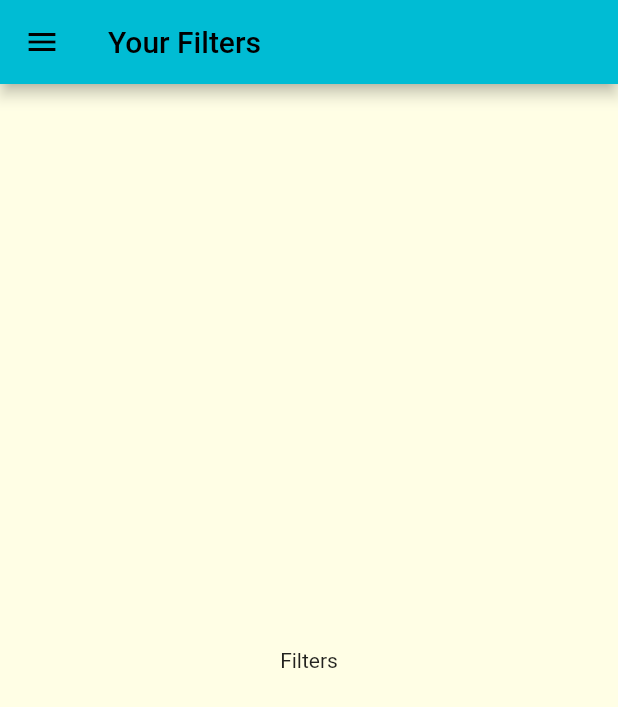
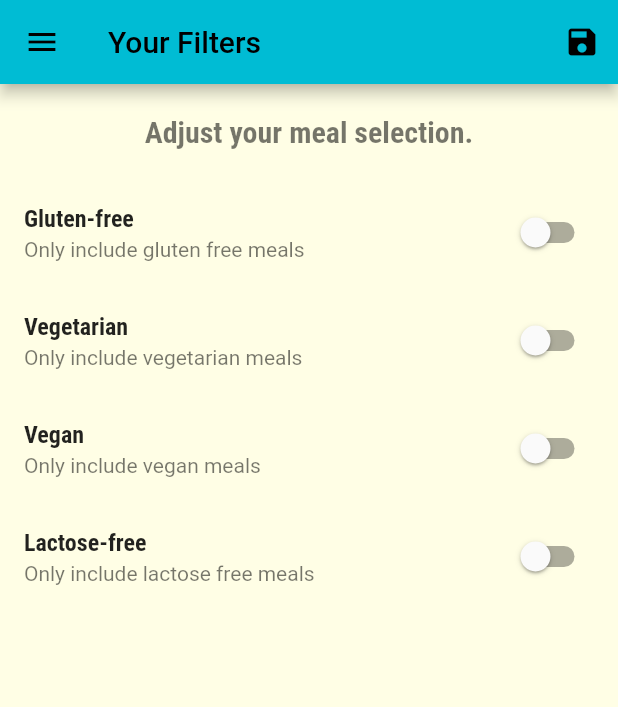
Before and after one commit to stefann19/meals_app, a Flutter app: the FiltersPage screen opened by its route, on a phone screen of 412 x 824 dp. Shown: the top 707 px of the screen. Run offline on Flutter 3.47's test engine with Material 2 defaults, Android fonts, the phone set to English and light mode, and no system bars; missing offline and left inert: dart:html; network calls fail.

Commit message:
Video 180. Done.

```diff
--- a/lib/main.dart
+++ b/lib/main.dart
@@ -1,16 +1,44 @@
 import 'package:flutter/cupertino.dart';
 import 'package:flutter/material.dart';
-import 'package:max_guides/pages/categories_page.dart';
+import 'package:max_guides/models/dummy_data.dart';
 import 'package:max_guides/pages/category_meals_page.dart';
 import 'package:max_guides/pages/filters_page.dart';
 import 'package:max_guides/pages/meal_detail_page.dart';
 import 'package:max_guides/pages/tabs_page.dart';
 
-void main() =>runApp(const MyApp());
+import 'models/meal.dart';
 
+void main() => runApp(const MyApp());
 
-class MyApp extends StatelessWidget {
+class MyApp extends StatefulWidget {
   const MyApp({Key? key}) : super(key: key);
+
+  @override
+  State<MyApp> createState() => _MyAppState();
+}
+
+class _MyAppState extends State<MyApp> {
+  Map<String, bool> _filters = {
+    'gluten': false,
+    'lactose': false,
+    'vegan': false,
+    'vegetarian': false
+  };
+  List<Meal> availableMeals = DUMMY_MEALS;
+
+  void setFilters(Map<String, bool> filters) {
+    setState(() {
+      _filters = filters;
+      availableMeals = DUMMY_MEALS.where((meal) {
+        if(_filters['gluten'] == true && ! meal.isGlutenFree)return false;
+        if(_filters['lactose'] == true && !meal.isLactoseFree)return false;
+        if(_filters['vegan'] == true && !meal.isVegan)return false;
+        if(_filters['vegetarian'] == true && !meal.isVegetarian)return false;
+        return true;
+      }).toList();
+    });
+  }
+
   @override
   Widget build(BuildContext context) {
     return MaterialApp(
@@ -21,20 +49,18 @@ class MyApp extends StatelessWidget {
           canvasColor: const Color.fromRGBO(255, 254, 229, 1),
           fontFamily: 'Raleway',
           textTheme: ThemeData.light().textTheme.copyWith(
-          subtitle1: const TextStyle(fontFamily: 'RobotoCondensed',fontWeight: FontWeight.bold),
+              subtitle1: const TextStyle(
+                  fontFamily: 'RobotoCondensed', fontWeight: FontWeight.bold),
               headline3: const TextStyle(
                   fontSize: 20,
                   fontFamily: 'RobotoCondensed',
-            fontWeight: FontWeight.bold
-          )
-        ),
+                  fontWeight: FontWeight.bold)),
         ),
         routes: {
-        '/': (ctx)=> TabsPage(),
-        CategoryMealsPage.routeName: (ctx) => CategoryMealsPage(),
-        MealDetailPage.routeName: (ctx)=> MealDetailPage(),
-        FiltersPage.routeName: (ctx) => FiltersPage()
-      }
-    );
+          '/': (ctx) => TabsPage(),
+          CategoryMealsPage.routeName: (ctx) => CategoryMealsPage(availableMeals: availableMeals),
+          MealDetailPage.routeName: (ctx) => MealDetailPage(),
+          FiltersPage.routeName: (ctx) => FiltersPage(setFilters: setFilters, filters: _filters)
+        });
   }
 }
--- a/lib/pages/category_meals_page.dart
+++ b/lib/pages/category_meals_page.dart
@@ -5,8 +5,8 @@ import 'package:max_guides/widgets/meal_item.dart';
 import '../models/dummy_data.dart';
 class CategoryMealsPage extends StatefulWidget {
   static const String routeName = "/category-meals";
-  const CategoryMealsPage({Key? key}) : super(key: key);
-
+  const CategoryMealsPage( {Key? key, required this.availableMeals}) : super(key: key);
+  final List<Meal> availableMeals;
   @override
   State<CategoryMealsPage> createState() => _CategoryMealsPageState();
 }
@@ -27,7 +27,7 @@ class _CategoryMealsPageState extends State<CategoryMealsPage> {
       final routeArgs = (ModalRoute.of(context)?.settings.arguments ?? {'category':DUMMY_CATEGORIES.first}) as Map<String,Object>;
       final CategoryModel category = routeArgs['category'] as CategoryModel ;
       categoryTitle = category.title;
-      displayedMeals = DUMMY_MEALS.where((m) => m.categories.contains(category.id)).toList();
+      displayedMeals = widget.availableMeals.where((m) => m.categories.contains(category.id)).toList();
     }
     _loadedInitData = true;
     super.didChangeDependencies();
--- a/lib/pages/filters_page.dart
+++ b/lib/pages/filters_page.dart
@@ -1,17 +1,85 @@
 import 'package:flutter/material.dart';
 import 'package:max_guides/widgets/main_drawer.dart';
 
-class FiltersPage extends StatelessWidget {
-  const FiltersPage({Key? key}) : super(key: key);
+class FiltersPage extends StatefulWidget {
+  const FiltersPage({Key? key, required this.setFilters, required this.filters}) : super(key: key);
   static const routeName = '/filters';
+  final Function setFilters;
+  final Map<String, bool> filters;
+  @override
+  State<FiltersPage> createState() => _FiltersPageState();
+}
+
+class _FiltersPageState extends State<FiltersPage> {
+  bool _glutenFree = false;
+  bool _vegetarian = false;
+  bool _vegan = false;
+  bool _lactoseFree = false;
+
+  @override
+  void initState(){
+    _glutenFree = widget.filters['gluten'] == true;
+    _vegetarian = widget.filters['vegetarian'] == true;
+    _vegan = widget.filters['vegan'] == true;
+    _lactoseFree = widget.filters['lactose'] == true;
+    super.initState();
+  }
+
+
+
+  Widget buildListTile(String text,String description, bool val, Function onChange){
+    return SwitchListTile(
+        title: Text(text),
+        subtitle: Text(description),
+        value: val,
+        onChanged: (value)  {
+          setState(() {
+            onChange(value);
+          });
+        }
+    );
+  }
 
   @override
   Widget build(BuildContext context) {
     return Scaffold(
         appBar: AppBar(
           title: Text('Your Filters'),
+          actions: [
+            IconButton(
+                onPressed: () => widget.setFilters({
+                  'gluten': _glutenFree,
+                  'lactose': _lactoseFree,
+                  'vegan': _vegan,
+                  'vegetarian': _vegetarian
+                }),
+                icon: Icon(Icons.save)
+            )
+          ],
         ),
         drawer: MainDrawer(),
-        body: Center(child: Text('Filters')));
+        body: Column(
+          children: [
+            Container(
+              padding: EdgeInsets.all(20),
+              child: Text(
+                'Adjust your meal selection.',
+                style: Theme.of(context).textTheme.headline3,
+              ),
+            ),
+            Expanded(
+              child: ListView(
+                children: [
+                  buildListTile('Gluten-free', 'Only include gluten free meals', _glutenFree, (v)=> _glutenFree =v ),
+                  buildListTile('Vegetarian', 'Only include vegetarian meals', _vegetarian, (v)=> _vegetarian =v ),
+                  buildListTile('Vegan', 'Only include vegan meals', _vegan, (v)=> _vegan =v ),
+                  buildListTile('Lactose-free', 'Only include lactose free meals', _lactoseFree, (v)=> _lactoseFree =v )
+
+                ],
+              ),
+            ),
+          ],
+        )
+    );
   }
 }
```
Lines whose indentation alone changed are shown as unchanged.
